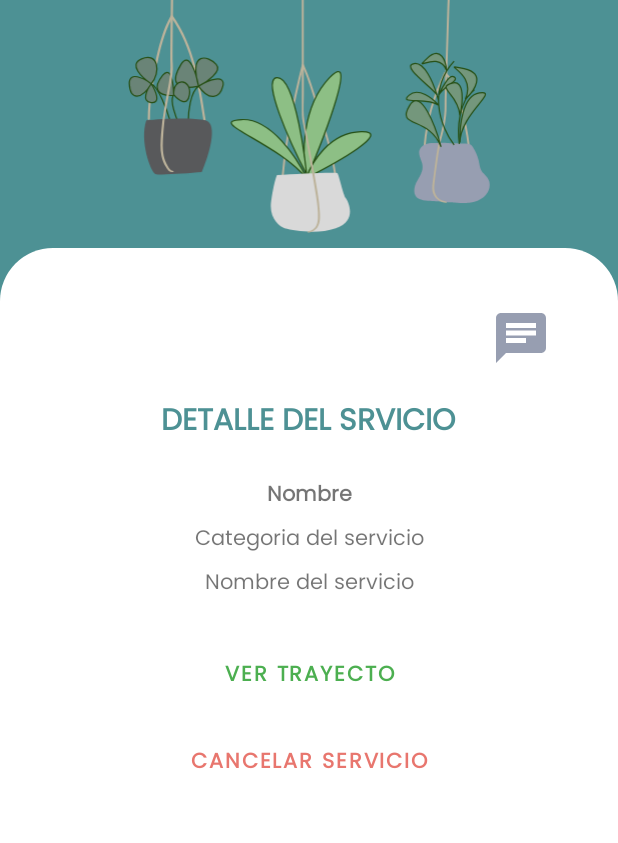
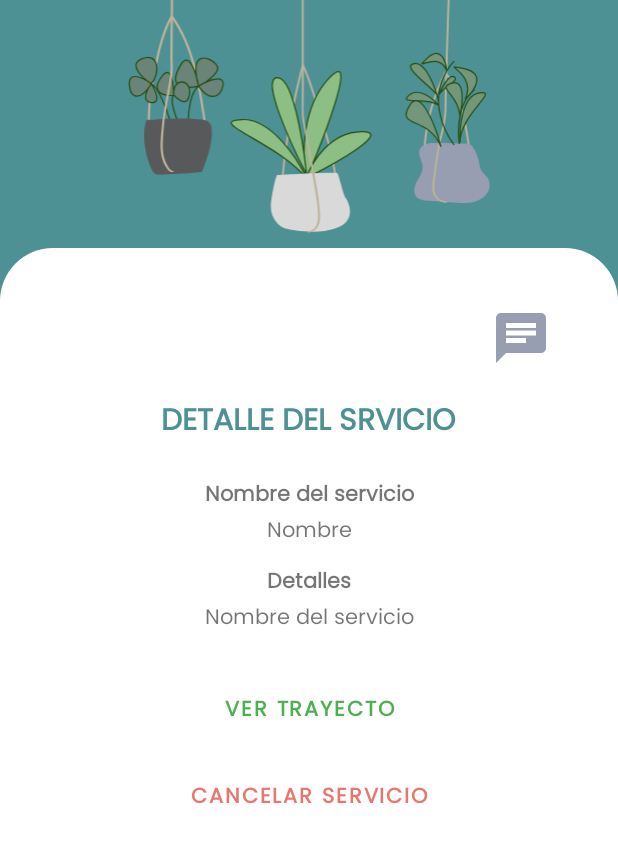
Before and after one commit to DABEV/DEALC, an Android app: the DetailServiceActivity screen opened directly, with no data from a screen before it, on a phone screen of 412 x 824 dp. Shown: the top 843 px of the screen. Run offline under Robolectric (Android 15) with nearby library versions, the phone set to English and light mode, and no system bars; our stand-ins replace Firebase (no records; nobody signed in at launch, a user with empty details on screens opened directly); 2 statements that could not run were skipped.

Commit message:
fix: Fixed service list and details

```diff
--- a/app/src/main/java/mx/edu/utez/dealc/view/DetailServiceActivity.kt
+++ b/app/src/main/java/mx/edu/utez/dealc/view/DetailServiceActivity.kt
@@ -21,9 +21,8 @@ class DetailServiceActivity : AppCompatActivity() {
         val data = FirebaseFirestore.getInstance().collection("ServiceProviderRequest").document(dataService.toString())
         data.get().addOnSuccessListener {
             if(it["clientId"] != null){
-                binding.textViewName.text = it["providerId"].toString()
-                binding.textViewCategoryService.text = it["categoryServiceId"].toString()
-                binding.textViewNameService.text = it["shortDescription"].toString()
+                binding.textViewName.text = it["shortDescription"].toString()
+                binding.textViewDetails.text = it["serviceProviderComments"].toString()
             }else{
                 Toast.makeText(this, "Dato inexistente", Toast.LENGTH_SHORT).show()
             }
--- a/app/src/main/res/layout/activity_detail_service.xml
+++ b/app/src/main/res/layout/activity_detail_service.xml
@@ -50,29 +50,32 @@
                     android:text="DETALLE DEL SRVICIO" />
                 <TextView
                     android:layout_marginTop="20dp"
+                    android:layout_width="match_parent"
+                    android:layout_height="wrap_content"
+                    android:gravity="center"
+                    android:textStyle="bold"
+                    android:text="Nombre del servicio"
+                    />
+                <TextView
                     android:id="@+id/textViewName"
                     android:layout_width="match_parent"
                     android:layout_height="wrap_content"
                     android:gravity="center"
-                    android:textSize="14sp"
-                    android:textStyle="bold"
                     android:text="Nombre"
                     />
                 <TextView
-                    android:id="@+id/textViewCategoryService"
+                    android:gravity="center"
                     android:layout_width="match_parent"
+                    android:textSize="14sp"
+                    android:layout_marginTop="10dp"
+                    android:textStyle="bold"
                     android:layout_height="wrap_content"
-                    android:gravity="center"
-                    android:textSize="14sp"
-                    android:layout_marginTop="5dp"
-                    android:text="Categoria del servicio"
+                    android:text="Detalles"
                     />
                 <TextView
                     android:gravity="center"
-                    android:id="@+id/textViewNameService"
+                    android:id="@+id/textViewDetails"
                     android:layout_width="match_parent"
-                    android:textSize="14sp"
-                    android:layout_marginTop="5dp"
                     android:layout_marginBottom="10dp"
                     android:layout_height="wrap_content"
                     android:text="Nombre del servicio"
```
Also changed, not shown: app/src/main/java/mx/edu/utez/dealc/view/ServiceHistoryActivity.kt (+30 -12 lines).
